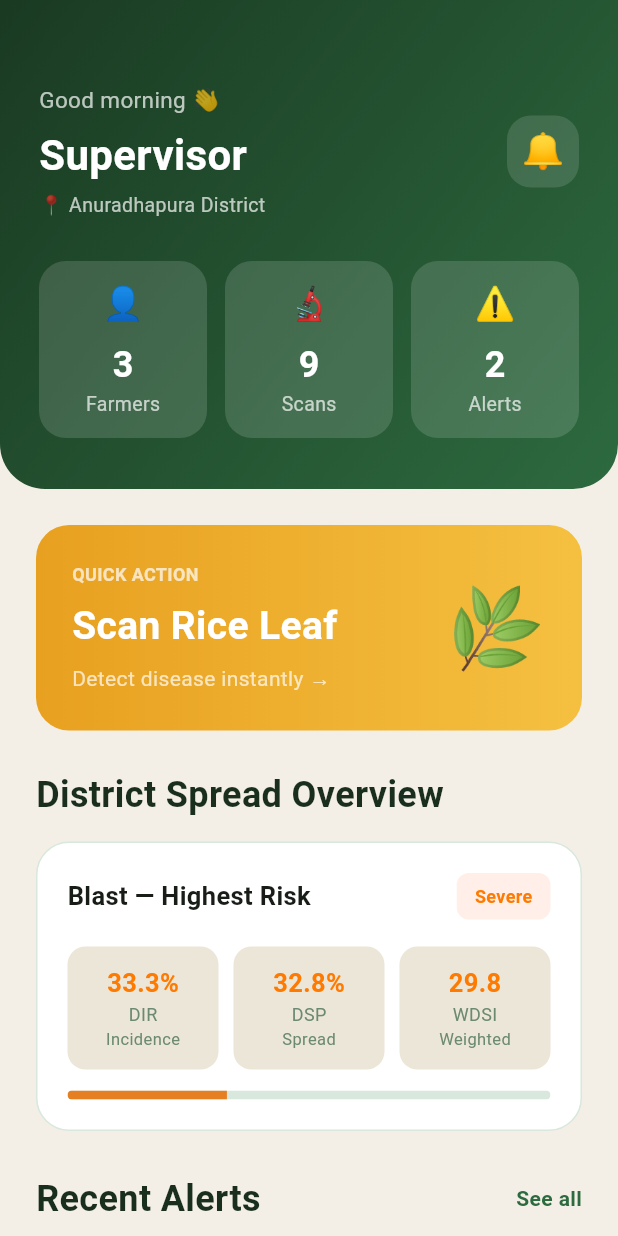
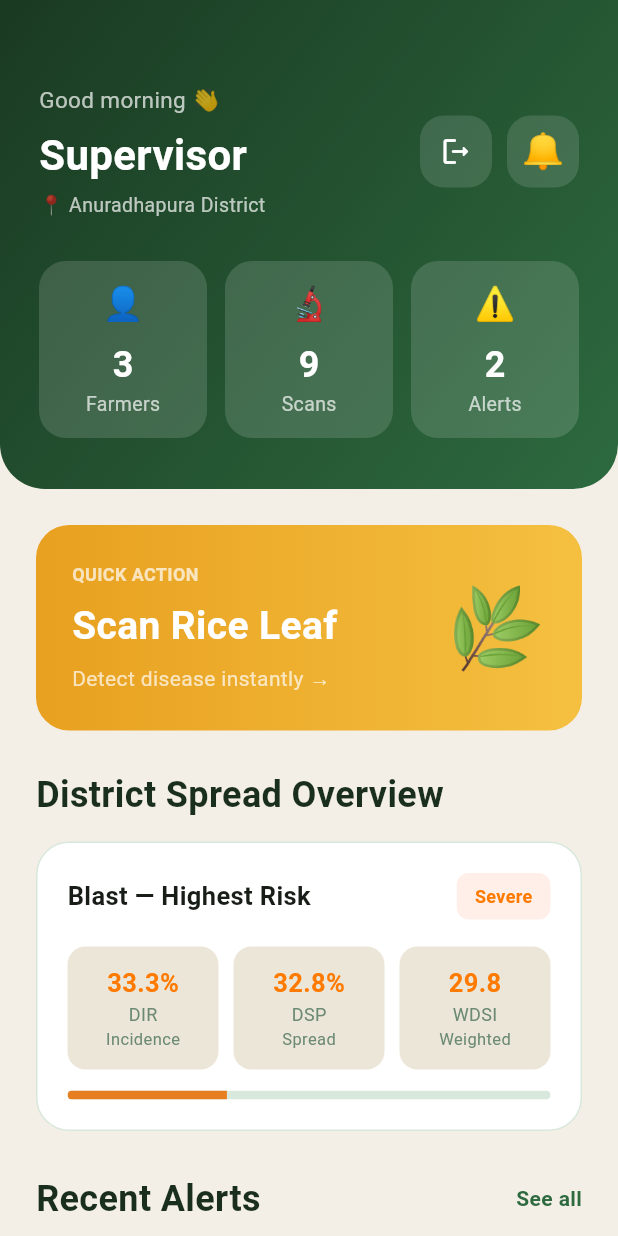
Before and after one commit to sahan542/Flutter-RiceGuard, a Flutter app: the HomeScreen screen opened directly, on a phone screen of 412 x 824 dp. Run offline on Flutter 3.47's test engine with Material 3 defaults, Android fonts, the phone set to English and light mode, and no system bars; our stand-ins replace cloud_firestore, firebase_auth, firebase_core; accounts and stored records are empty; Roboto replaces fonts that are missing (Arial).

Commit message:
logout button added

```diff
--- a/lib/screens/home/home_screen.dart
+++ b/lib/screens/home/home_screen.dart
@@ -1,5 +1,7 @@
 import 'package:flutter/material.dart';
 import '../../core/constants/app_colors.dart';
+import '../../services/auth_service.dart';
+import '../auth/login_screen.dart';
 
 class HomeScreen extends StatelessWidget {
   const HomeScreen({super.key});
@@ -89,6 +91,8 @@ class _Header extends StatelessWidget {
                   ],
                 ),
               ),
+Row(
+  children: [
     Container(
       width: 48,
       height: 48,
@@ -96,7 +100,45 @@ class _Header extends StatelessWidget {
         color: Colors.white.withOpacity(0.13),
         borderRadius: BorderRadius.circular(16),
       ),
-                child: const Center(child: Text('🔔', style: TextStyle(fontSize: 23))),
+      child: IconButton(
+        icon: const Icon(
+          Icons.logout_rounded,
+          color: Colors.white,
+          size: 22,
+        ),
+        onPressed: () async {
+          await AuthService().logout();
+
+          if (!context.mounted) return;
+
+          Navigator.pushAndRemoveUntil(
+            context,
+            MaterialPageRoute(
+              builder: (_) => const LoginScreen(),
+            ),
+            (route) => false,
+          );
+        },
+      ),
+    ),
+
+    const SizedBox(width: 10),
+
+    Container(
+      width: 48,
+      height: 48,
+      decoration: BoxDecoration(
+        color: Colors.white.withOpacity(0.13),
+        borderRadius: BorderRadius.circular(16),
+      ),
+      child: const Center(
+        child: Text(
+          '🔔',
+          style: TextStyle(fontSize: 23),
+        ),
+      ),
+    ),
+  ],
 ),
             ],
           ),
--- a/lib/services/auth_service.dart
+++ b/lib/services/auth_service.dart
@@ -44,7 +44,7 @@ class AuthService {
     return result;
   }
 
-  Future<void> logout() {
-    return _auth.signOut();
-  }
+Future<void> logout() async {
+  await FirebaseAuth.instance.signOut();
 }
+}
```
Lines whose indentation alone changed are shown as unchanged.
